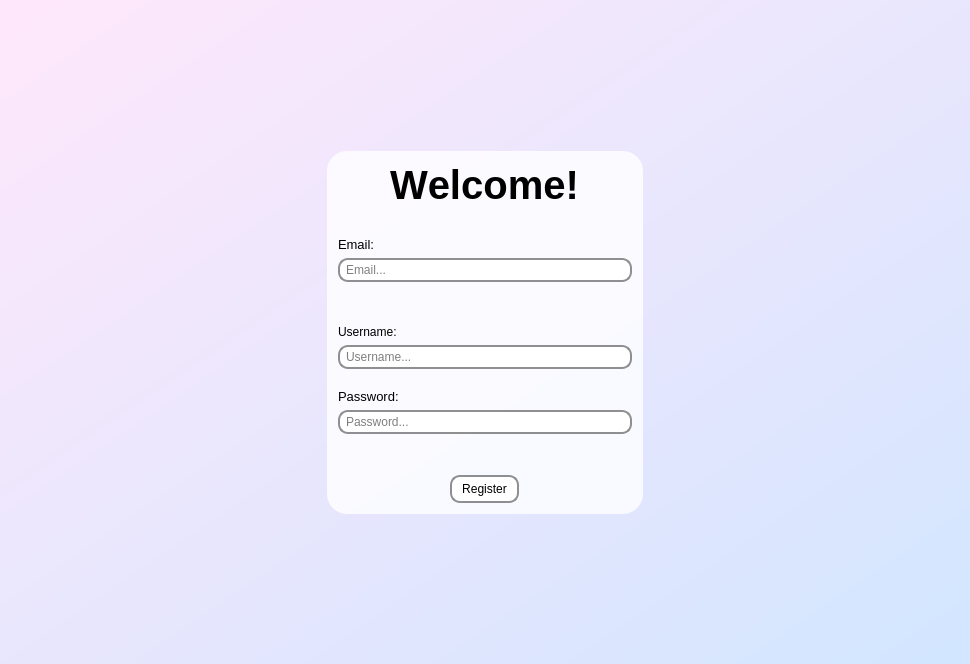
Before: the Qt Designer form Skribbl App/ClientGUI/registerwindow.ui in codralexandra/ProjectModernCpp-Particular-Science, drawn with Qt 5.
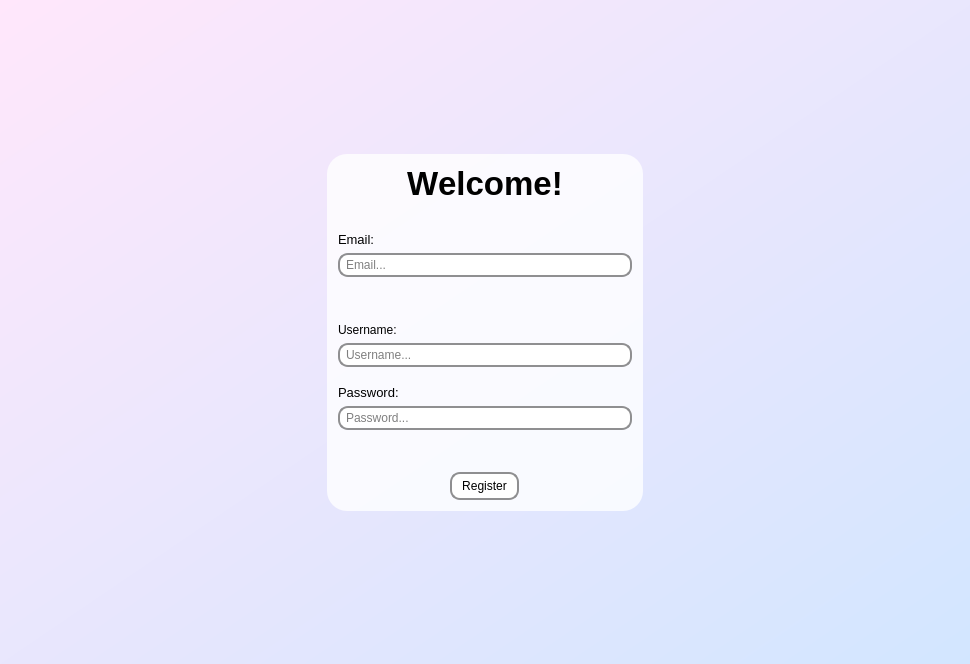
After: the same form once the commit is applied.

Commit message: Added UI for login window (register instead button connection not implemented yet i'm tired i'm sorry)

```diff
--- a/Skribbl App/ClientGUI/registerwindow.ui
+++ b/Skribbl App/ClientGUI/registerwindow.ui
@@ -56,7 +56,7 @@
        <widget class="QLabel" name="welcomeText_3">
         <property name="font">
          <font>
-          <pointsize>30</pointsize>
+          <pointsize>25</pointsize>
           <bold>true</bold>
           <kerning>false</kerning>
          </font>
@@ -137,6 +137,9 @@
           <property name="orientation">
            <enum>Qt::Vertical</enum>
           </property>
+          <property name="sizeType">
+           <enum>QSizePolicy::MinimumExpanding</enum>
+          </property>
           <property name="sizeHint" stdset="0">
            <size>
             <width>20</width>
```
The commit also changes 1 other file.
